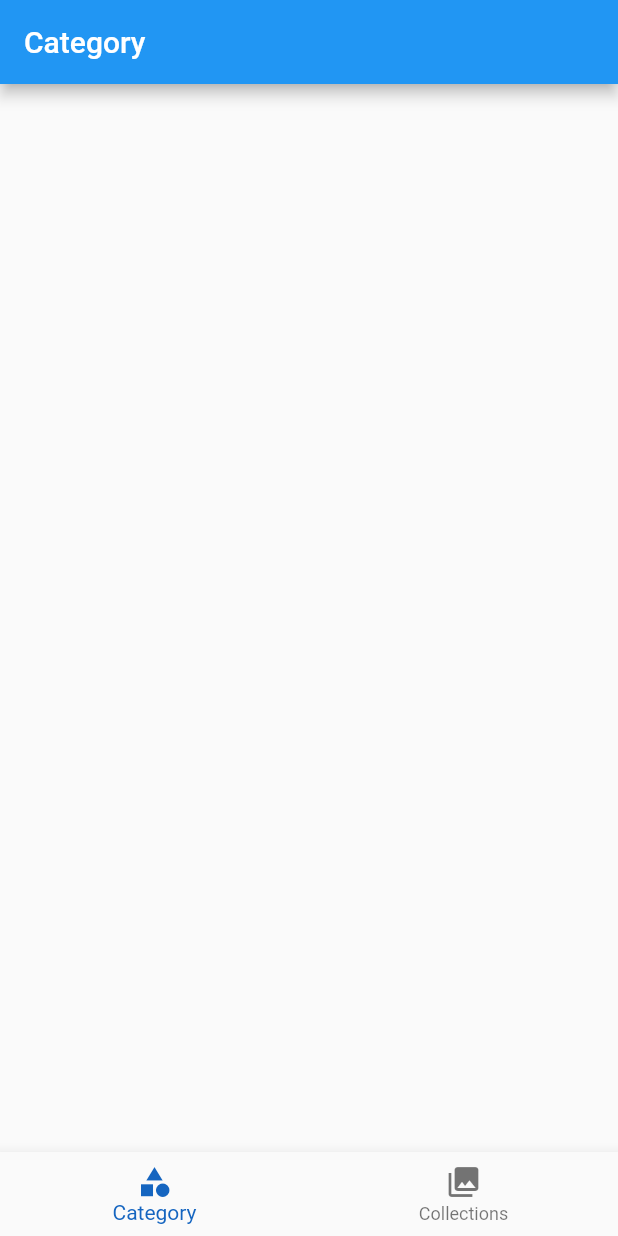
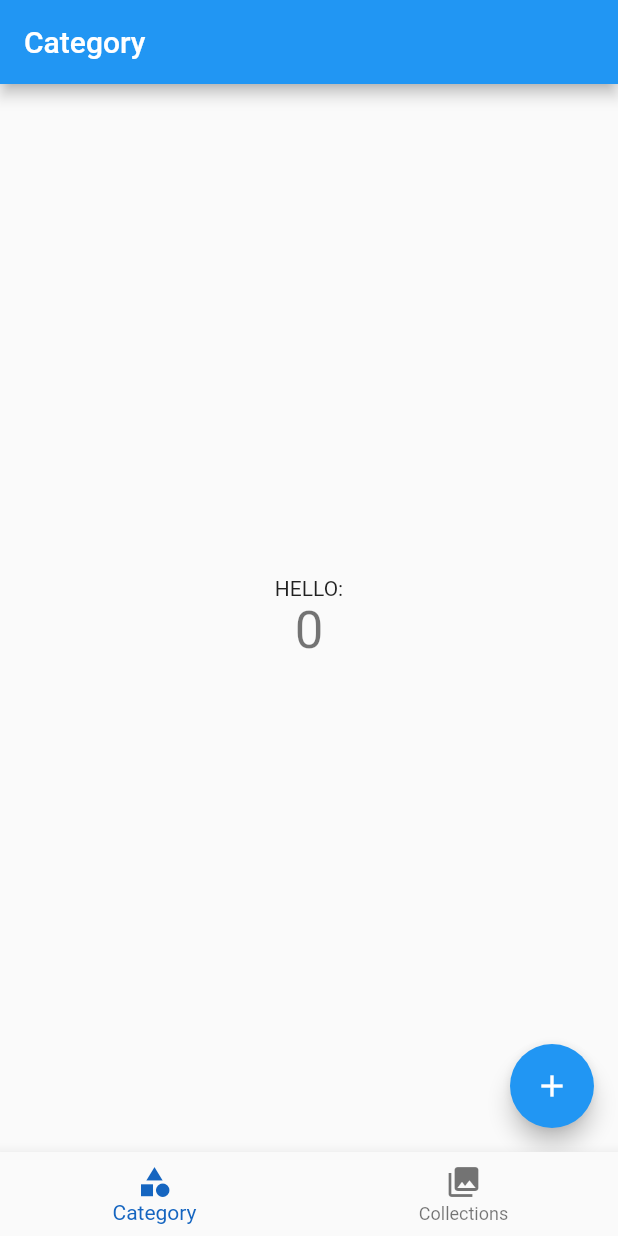
Before and after one commit to HsuHsiaoHsuan/AvgleViewerFlutter, a Flutter app: the screen it shows after launch, on a phone screen of 412 x 824 dp. Run offline on Flutter 3.47's test engine with Material 2 defaults, Android fonts, the phone set to English and light mode, and no system bars; generated files the repository leaves out were written again.

Commit message:
[feature] add categories, category model

```diff
--- /dev/null
+++ b/lib/data/category.dart
@@ -0,0 +1,48 @@
+import 'package:json_annotation/json_annotation.dart';
+
+part 'category.g.dart';
+
+@JsonSerializable()
+
+class Category {
+  @JsonKey(name: 'CHID')
+  final String chid;
+
+  @JsonKey(name: 'name')
+  final String name;
+
+  @JsonKey(name: 'slug')
+  final String slug;
+
+  @JsonKey(name: 'total_videos')
+  final int totalVideos;
+
+  @JsonKey(name: 'category_url')
+  final String categoryUrl;
+
+  @JsonKey(name: 'cover_url')
+  final String coverUrl;
+
+  Category({
+    this.chid,
+    this.name,
+    this.slug,
+    this.totalVideos,
+    this.categoryUrl,
+    this.coverUrl
+  });
+
+  factory Category.fromJson(Map<String, dynamic> json) => _$CategoryFromJson(json);
+  Map<String, dynamic> toJson() => _$CategoryToJson(this);
+}
+
+/*
+{
+  "CHID":"1",
+  "name":"Pornstar・AV女優",
+  "slug":"pornstar",
+  "total_videos":350,
+  "category_url":"https://avgle.com/videos/pornstar",
+  "cover_url":"https://static.avgle.com/media/categories/video/1.jpg"
+}
+*/
--- a/lib/screen_category.dart
+++ b/lib/screen_category.dart
@@ -1,17 +1,59 @@
 import 'package:flutter/material.dart';
+import 'package:http/http.dart' as http;
+
+Future<http.Response> getCategory() {
+  return http.get('https://api.avgle.com/v1/categories');
+}
 
 class CategoryScreen extends StatefulWidget {
+  CategoryScreen({Key key}) : super(key: key);
+
   @override
   State<StatefulWidget> createState() => CategoryScreenState();
 }
 
-class CategoryScreenState extends State<CategoryScreen> {
+class CategoryScreenState extends State<CategoryScreen> with AutomaticKeepAliveClientMixin {
+  int _counter = 0;
+
+  void _incrememtnCounter() {
+    setState(() {
+      _counter++;
+    });
+  }
+
+  @override
+  bool get wantKeepAlive => true;
+
+  @override
+  void initState() {
+    super.initState();
+    print('This sould only be called once.');
+  }
+
   @override
   Widget build(BuildContext context) {
+    super.build(context);
     return Scaffold(
       appBar: AppBar(
         title: Text('Category'),
       ),
+      body: Center(
+        child: Column(
+          mainAxisAlignment: MainAxisAlignment.center,
+          children: <Widget>[
+            Text('HELLO:'),
+            Text(
+              '$_counter',
+              style: Theme.of(context).textTheme.display1,
+            ),
+          ],
+        ),
+      ),
+      floatingActionButton: FloatingActionButton(
+        onPressed: _incrememtnCounter,
+        tooltip: 'Increment',
+        child: Icon(Icons.add),
+      ),
     );
   }
 }
--- a/pubspec.yaml
+++ b/pubspec.yaml
@@ -19,14 +19,18 @@ environment:
 dependencies:
   flutter:
     sdk: flutter
+  http: ^0.12.0+2
+  json_annotation: ^2.0.0
 
   # The following adds the Cupertino Icons font to your application.
   # Use with the CupertinoIcons class for iOS style icons.
   cupertino_icons: ^0.1.2
 
 dev_dependencies:
+  build_runner: ^1.0.0
   flutter_test:
     sdk: flutter
+  json_serializable: ^2.0.0
 
 
 # For information on the generic Dart part of this file, see the
```
Also changed, not shown: lib/data/categories.dart (added, +55 -0 lines), lib/data/categories_response.dart (added, +19 -0 lines), lib/data/categories.g.dart (added), lib/data/categories_response.g.dart (added), lib/data/category.g.dart (added), pubspec.lock.
